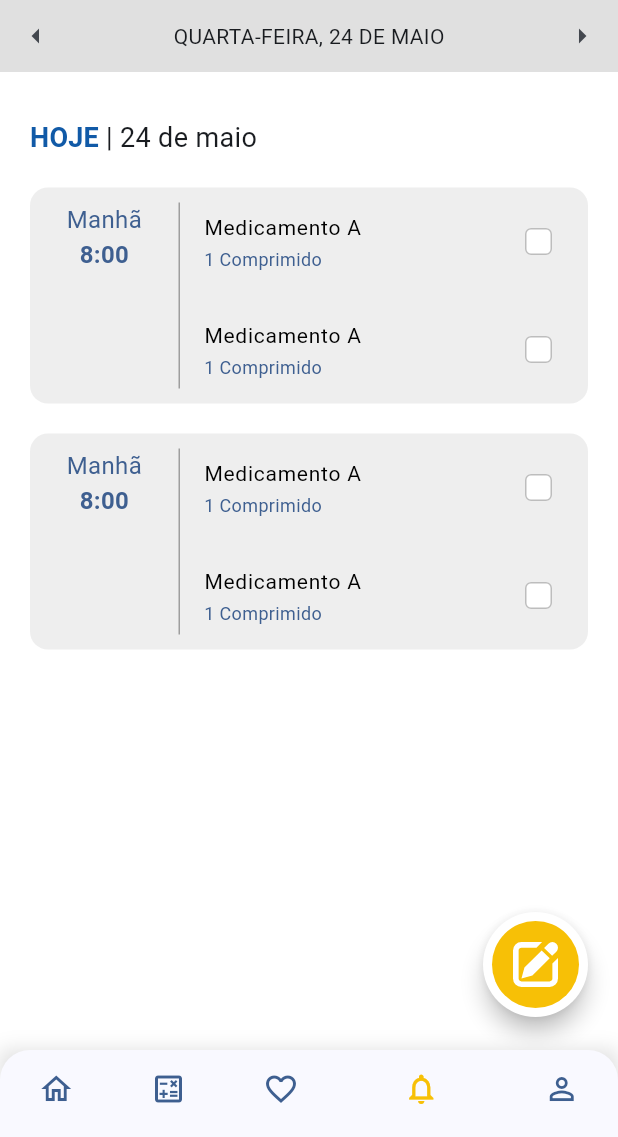
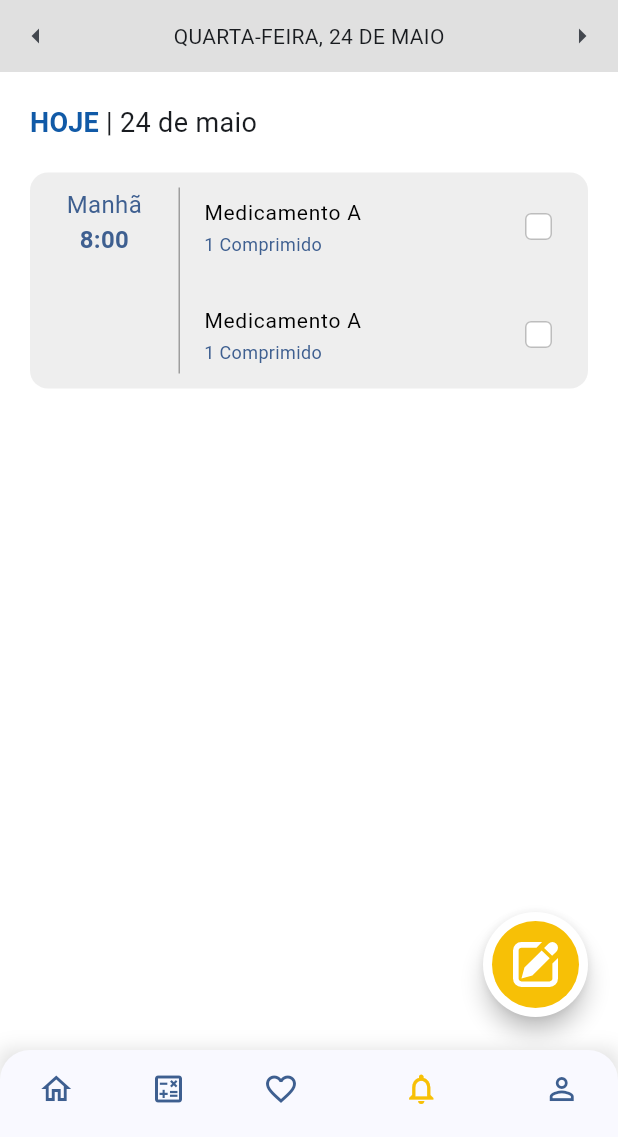
Before and after one commit to jhonifreitas/gooday-app, a Flutter app: the screen it shows after launch, item 4 of the bottom bar chosen, on a phone screen of 412 x 824 dp, the part 99-1236 px from its top. Run offline on Flutter 3.47's test engine with Material 2 defaults, Android fonts, the phone set to English and light mode, and no system bars; our stand-ins replace flutter_svg, mask_text_input_formatter, youtube_player_flutter; accounts and stored records are empty.

```diff
--- a/lib/screens/notification.dart
+++ b/lib/screens/notification.dart
@@ -43,9 +43,7 @@ class _NotificationScreenState extends State<NotificationScreen> {
   Widget build(BuildContext context) {
     return Stack(
       children: [
-        Container(
-          padding: const EdgeInsets.only(bottom: 80),
-          child: Column(
+        Column(
           children: [
             AppBarCustom(
               prefix: SvgPicture.asset('assets/icons/bell.svg'),
@@ -69,14 +67,14 @@ class _NotificationScreenState extends State<NotificationScreen> {
                 ],
               ),
             ),
-              SingleChildScrollView(
-                padding: const EdgeInsets.all(20),
-                child: Column(
+            Expanded(
+              child: ListView(
+                padding: const EdgeInsets.only(
+                    top: 20, bottom: 160, left: 20, right: 20),
                 children: [
-                    Align(
+                  Container(
                     alignment: Alignment.topLeft,
-                      child: Padding(
-                        padding: const EdgeInsets.symmetric(vertical: 10),
+                    padding: const EdgeInsets.only(bottom: 10),
                     child: Text.rich(
                       TextSpan(
                         text: '',
@@ -93,14 +91,11 @@ class _NotificationScreenState extends State<NotificationScreen> {
                       ),
                     ),
                   ),
-                    ),
-                    _NotificationCard(),
                   _NotificationCard(),
                 ],
               ),
             ),
           ],
-          ),
         ),
         Positioned(
           right: 20,
@@ -145,7 +140,6 @@ class _NotificationCard extends StatelessWidget {
       margin: const EdgeInsets.symmetric(vertical: 10),
       child: IntrinsicHeight(
         child: Row(
-          crossAxisAlignment: CrossAxisAlignment.start,
           children: [
             Container(
               width: 100,
```
Also changed, not shown: lib/components/timeline.dart (added, +73 -0 lines), lib/screens/calculator.dart (+48 -21 lines), lib/screens/profile.dart (+4 -9 lines). Lines whose indentation alone changed are shown as unchanged.
